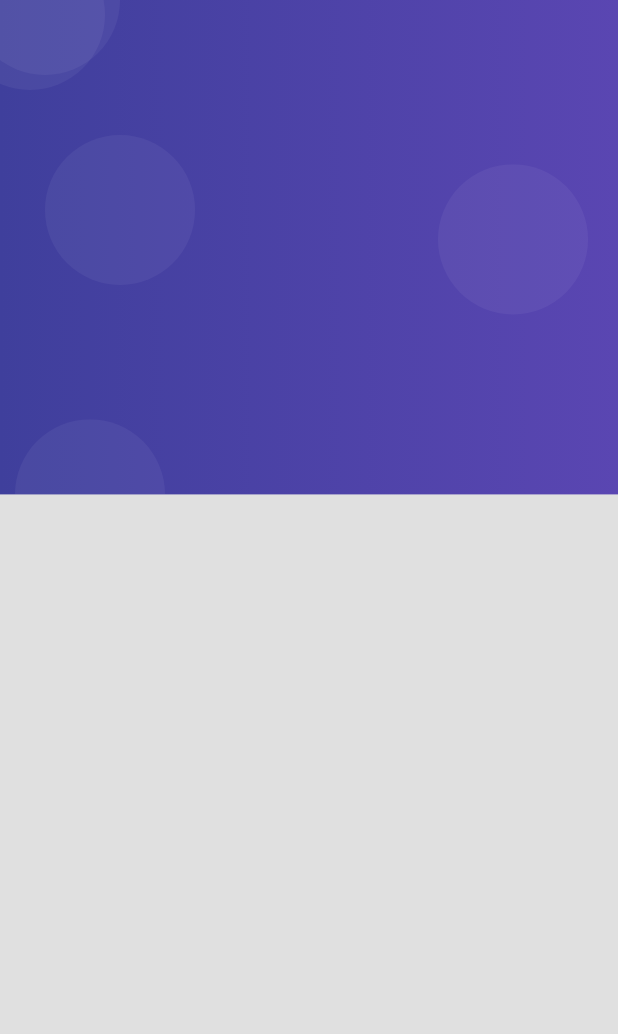
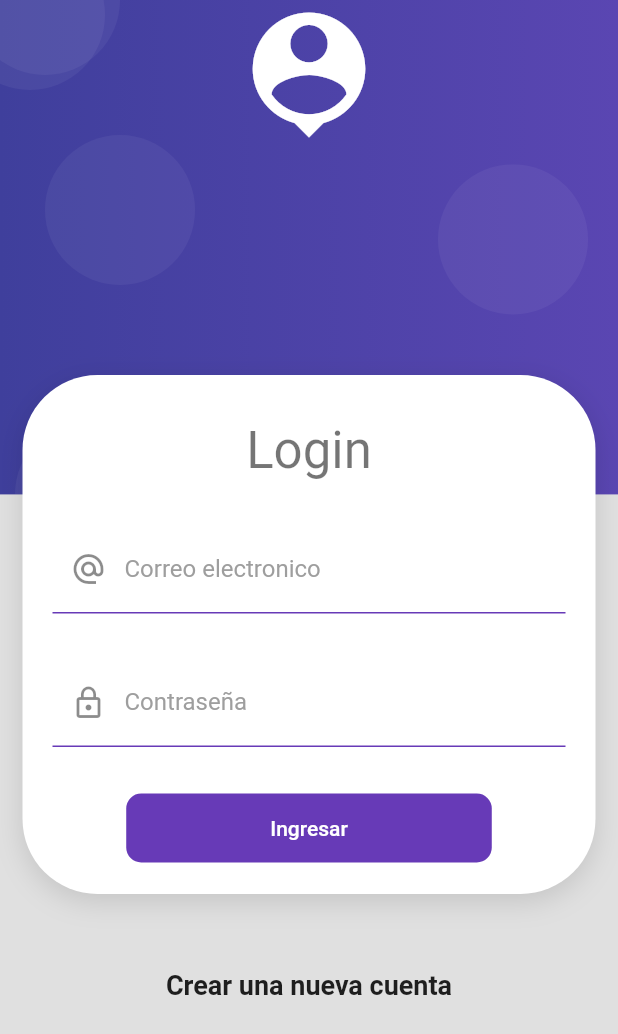
Before and after one commit to camilocardona16/validate_form_app, a Flutter app: the screen it shows after launch, on a phone screen of 412 x 824 dp. Shown: the top 1034 px of the screen. Run offline on Flutter 3.47's test engine with Material 2 defaults, Android fonts, the phone set to English and light mode, and no system bars.

Commit message:
login form,. visual, estilos

```diff
--- a/lib/screens/login_screen.dart
+++ b/lib/screens/login_screen.dart
@@ -1,4 +1,5 @@
 import 'package:flutter/material.dart';
+import 'package:form_validation_app/ui/input_decorations.dart';
 import 'package:form_validation_app/widgets/widgets.dart';
 
 class LoginScreen extends StatelessWidget {
@@ -8,7 +9,93 @@ class LoginScreen extends StatelessWidget {
   @override
   Widget build(BuildContext context) {
     return Scaffold(
-      body: AuthBackground(),
+        body: AuthBackground(
+      child: SingleChildScrollView(
+        child: Column(
+          children: [
+            const SizedBox(height: 250),
+            CardContainer(
+              child: Column(
+                children: [
+                  const SizedBox(height: 10),
+                  Text(
+                    'Login',
+                    style: Theme.of(context).textTheme.headline4,
+                  ),
+                  const SizedBox(height: 30),
+                  _LoginForm()
+                ],
+              ),
+            ),
+            const SizedBox(height: 50),
+            const Text(
+              'Crear una nueva cuenta',
+              style: TextStyle(
+                fontSize: 18,
+                fontWeight: FontWeight.bold,
+              ),
+            ),
+            const SizedBox(height: 50),
+          ],
+        ),
+      ),
+    ));
+  }
+}
+
+class _LoginForm extends StatelessWidget {
+  const _LoginForm({
+    Key? key,
+  }) : super(key: key);
+
+  @override
+  Widget build(BuildContext context) {
+    return Container(
+      child: Form(
+        child: Column(
+          children: [
+            TextFormField(
+              autocorrect: false,
+              keyboardType: TextInputType.emailAddress,
+              decoration: InputDecorations.authInputDecoration(
+                hintText: 'correo@example.com',
+                labelText: 'Correo electronico',
+                prefixIcon: Icons.alternate_email_sharp,
+              ),
+            ),
+            const SizedBox(height: 30),
+            TextFormField(
+              autocorrect: false,
+              obscureText: true,
+              keyboardType: TextInputType.emailAddress,
+              decoration: InputDecorations.authInputDecoration(
+                  hintText: '****',
+                  labelText: 'Contraseña',
+                  prefixIcon: Icons.lock_outline),
+            ),
+            const SizedBox(height: 30),
+            MaterialButton(
+              shape: RoundedRectangleBorder(
+                borderRadius: BorderRadius.circular(10),
+              ),
+              disabledColor: Colors.grey,
+              elevation: 0,
+              color: Colors.deepPurple,
+              child: Container(
+                padding:
+                    const EdgeInsets.symmetric(horizontal: 80, vertical: 15),
+                child: const Text(
+                  'Ingresar',
+                  style: TextStyle(
+                    color: Colors.white,
+                  ),
+                ),
+              ),
+              onPressed: () {},
+            ),
+          ],
+        ),
+      ),
     );
   }
 }
--- /dev/null
+++ b/lib/ui/input_decorations.dart
@@ -0,0 +1,29 @@
+import 'package:flutter/material.dart';
+
+class InputDecorations {
+  static InputDecoration authInputDecoration({
+    required String hintText,
+    required String labelText,
+    IconData? prefixIcon,
+  }) {
+    return InputDecoration(
+      enabledBorder: const UnderlineInputBorder(
+        borderSide: BorderSide(
+          color: Colors.deepPurple,
+        ),
+      ),
+      focusedBorder: const UnderlineInputBorder(
+        borderSide: BorderSide(
+          color: Colors.deepPurple,
+          width: 2,
+        ),
+      ),
+      hintText: hintText,
+      labelText: labelText,
+      labelStyle: const TextStyle(
+        color: Colors.grey,
+      ),
+      prefixIcon: prefixIcon != null ? Icon(prefixIcon) : null,
+    );
+  }
+}
--- a/lib/widgets/auth_background.dart
+++ b/lib/widgets/auth_background.dart
@@ -1,17 +1,42 @@
+// ignore_for_file: non_constant_identifier_names
+
 import 'package:flutter/material.dart';
 
 class AuthBackground extends StatelessWidget {
-  const AuthBackground({Key? key}) : super(key: key);
+  final Widget child;
+
+  const AuthBackground({
+    Key? key,
+    required this.child,
+  }) : super(key: key);
 
   @override
   Widget build(BuildContext context) {
-    return Container(
+    return SizedBox(
       width: double.infinity,
       height: double.infinity,
       child: Stack(
-        children: const [
-          _PurpleBox(),
+        children: [
+          const _PurpleBox(),
+          const _IconoUser(),
+          child,
         ],
+      ),
+    );
+  }
+}
+
+class _IconoUser extends StatelessWidget {
+  const _IconoUser({
+    Key? key,
+  }) : super(key: key);
+
+  @override
+  Widget build(BuildContext context) {
+    return const SafeArea(
+      child: SizedBox(
+        width: double.infinity,
+        child: Icon(Icons.person_pin, color: Colors.white, size: 100),
       ),
     );
   }
@@ -64,7 +89,7 @@ class _Bubble extends StatelessWidget {
       height: 100,
       decoration: BoxDecoration(
           borderRadius: BorderRadius.circular(100),
-          color: Color.fromRGBO(255, 255, 255, 0.05)),
+          color: const Color.fromRGBO(255, 255, 255, 0.05)),
     );
   }
 }
--- /dev/null
+++ b/lib/widgets/card_container.dart
@@ -0,0 +1,33 @@
+import 'package:flutter/material.dart';
+
+class CardContainer extends StatelessWidget {
+  final Widget child;
+
+  const CardContainer({Key? key, required this.child}) : super(key: key);
+
+  @override
+  Widget build(BuildContext context) {
+    return Padding(
+      padding: const EdgeInsets.symmetric(horizontal: 15),
+      child: Container(
+        width: double.infinity,
+        padding: const EdgeInsets.all(20),
+        decoration: _createCardShape(),
+        child: child,
+      ),
+    );
+  }
+
+  BoxDecoration _createCardShape() {
+    return BoxDecoration(
+        color: Colors.white,
+        borderRadius: BorderRadius.circular(50),
+        boxShadow: const [
+          BoxShadow(
+            color: Colors.black12,
+            blurRadius: 15,
+            offset: Offset(0, 5),
+          )
+        ]);
+  }
+}
--- a/lib/widgets/widgets.dart
+++ b/lib/widgets/widgets.dart
@@ -1 +1,2 @@
 export 'package:form_validation_app/widgets/auth_background.dart';
+export 'package:form_validation_app/widgets/card_container.dart';
```
